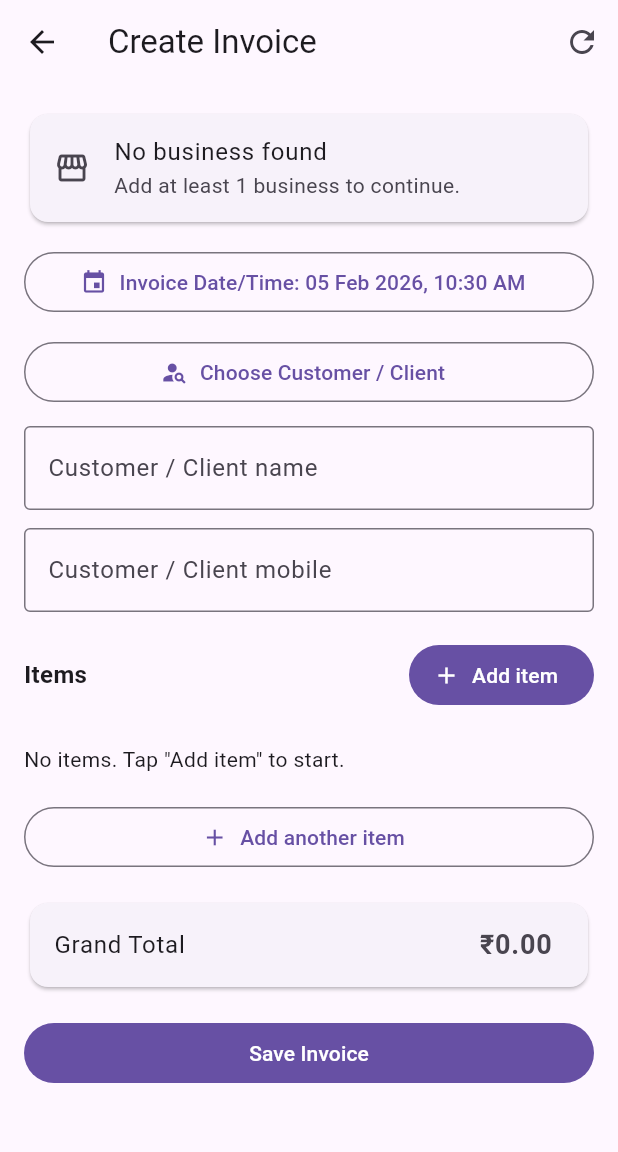
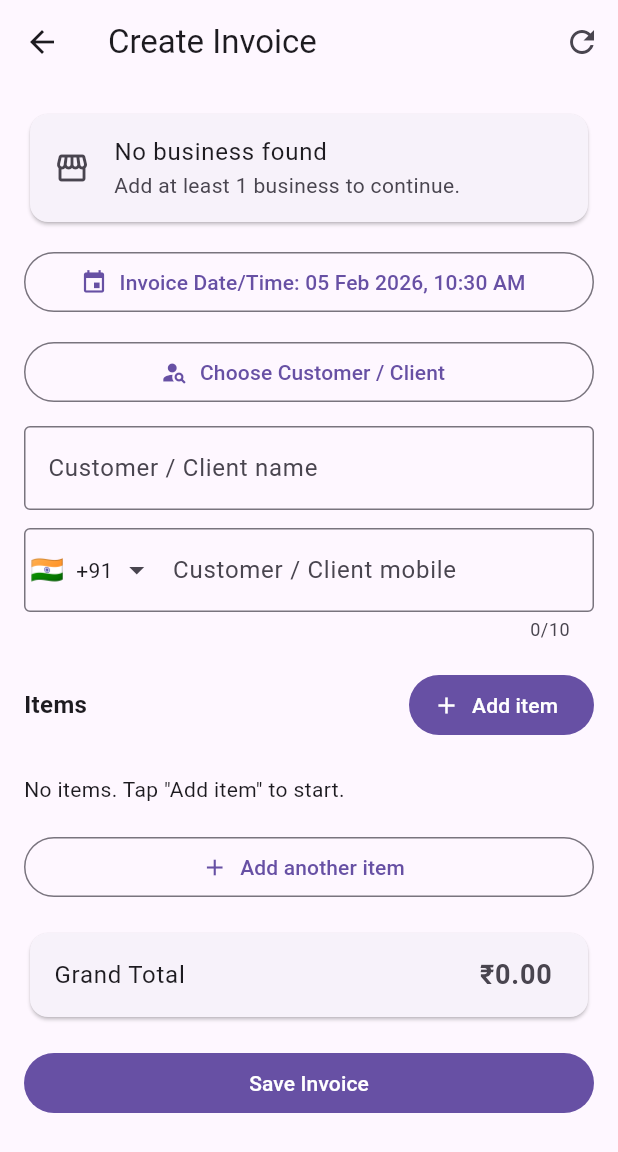
Before and after one commit to jaiminspace/whatsapp_invoice, a Flutter app: the CreateInvoicePage screen opened directly, on a phone screen of 412 x 824 dp. Shown: the top 1152 px of the screen. Run offline on Flutter 3.47's test engine with Material 3 defaults, Android fonts, the phone set to English and light mode, and no system bars; drawn by our look-alikes of intl_phone_field; our stand-ins replace file_picker, flutter_riverpod, hive, hive_flutter, pdf, printing and 1 more; accounts and stored records are empty.

Commit message:
mobile number ui changes
mobile number ui changes

```diff
--- /dev/null
+++ b/lib/core/ui/app_phone_field.dart
@@ -0,0 +1,41 @@
+import 'package:flutter/material.dart';
+import 'package:intl_phone_field/intl_phone_field.dart';
+
+class AppPhoneField extends StatelessWidget {
+  final String initialText; // national number only
+  final String initialCountryCode; // "IN"
+  final ValueChanged<String> onChangedE164; // +9198xxxx
+  final ValueChanged<String>? onChangedNational; // 98xxxx
+  final String label;
+
+  const AppPhoneField({
+    super.key,
+    required this.initialText,
+    this.initialCountryCode = 'IN',
+    required this.onChangedE164,
+    this.onChangedNational,
+    this.label = 'Mobile number',
+  });
+
+  @override
+  Widget build(BuildContext context) {
+    return IntlPhoneField(
+      initialCountryCode: initialCountryCode,
+      initialValue: initialText,
+      disableLengthCheck: false,
+      decoration: InputDecoration(
+        labelText: label,
+        border: const OutlineInputBorder(),
+        prefixIcon: const Icon(Icons.phone),
+      ),
+      dropdownIconPosition: IconPosition.trailing,
+      onChanged: (phone) {
+        // phone.completeNumber => +91XXXXXXXXXX
+        // phone.number => national part
+        onChangedE164(phone.completeNumber);
+        onChangedNational?.call(phone.number);
+      },
+      onCountryChanged: (_) {},
+    );
+  }
+}
--- a/lib/features/invoice/presentation/pages/create_invoice_page.dart
+++ b/lib/features/invoice/presentation/pages/create_invoice_page.dart
@@ -7,6 +7,7 @@ import 'package:whatsapp_invoice/features/invoice/presentation/state/invoice_fil
 import 'package:whatsapp_invoice/features/invoice/presentation/state/invoice_list_notifier.dart';
 
 import '../../../../core/ui/app_confirm_dialog.dart';
+import '../../../../core/ui/app_phone_field.dart';
 import '../../domain/business_profile.dart';
 import '../state/business_profile_notifier.dart';
 
@@ -257,14 +258,13 @@ class _CreateInvoicePageState extends ConsumerState<CreateInvoicePage> {
           ),
           const SizedBox(height: 12),
 
-          TextField(
-            controller: _mobileCtrl,
-            decoration: const InputDecoration(
-              labelText: 'Customer / Client mobile',
-              border: OutlineInputBorder(),
-            ),
-            keyboardType: TextInputType.phone,
-            onChanged: notifier.setCustomerMobile,
+          AppPhoneField(
+            initialText: _mobileCtrl.text.replaceAll('+', '').replaceAll(RegExp(r'^\d{1,3}'), ''),
+            onChangedE164: (v) {
+              _mobileCtrl.text = v;        // store +91...
+              notifier.setCustomerMobile(v);
+            },
+            label: 'Customer / Client mobile',
           ),
 
           const SizedBox(height: 18),
--- a/pubspec.yaml
+++ b/pubspec.yaml
@@ -47,6 +47,8 @@ dependencies:
   path_provider: ^2.1.2
   qr_flutter: ^4.1.0
   file_picker: ^10.3.10
+  intl_phone_field: ^3.2.0
+
 
 dev_dependencies:
   flutter_test:
```
Also changed, not shown: lib/features/invoice/presentation/pages/businesses_page.dart (+5 -7 lines), lib/features/invoice/presentation/pages/customers_page.dart (+9 -14 lines), pubspec.lock.
